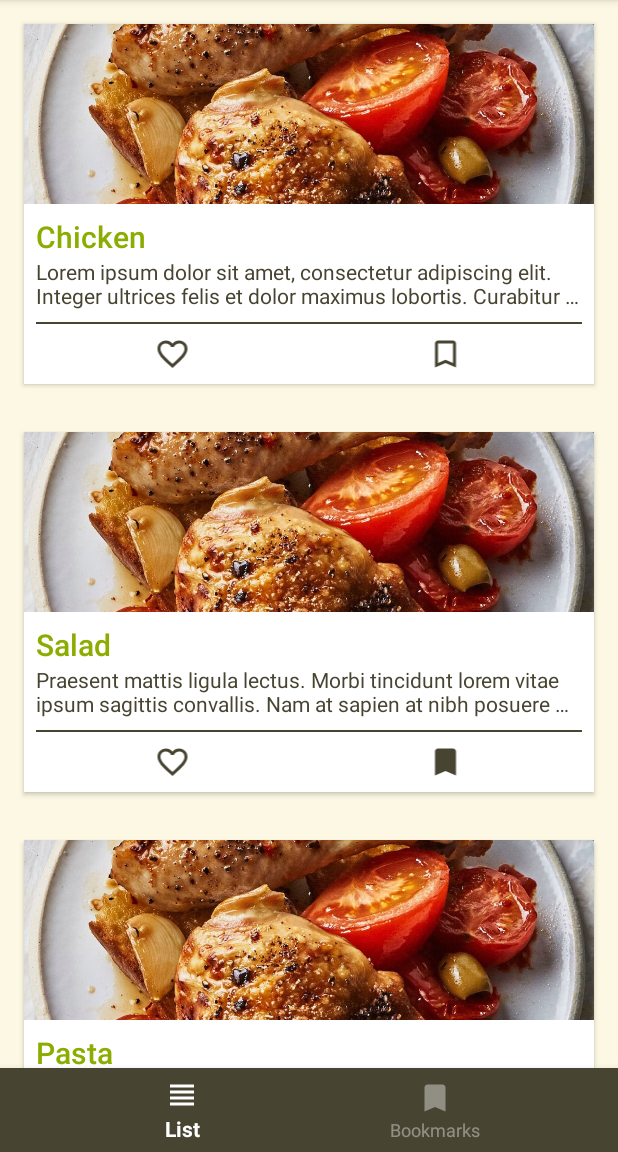
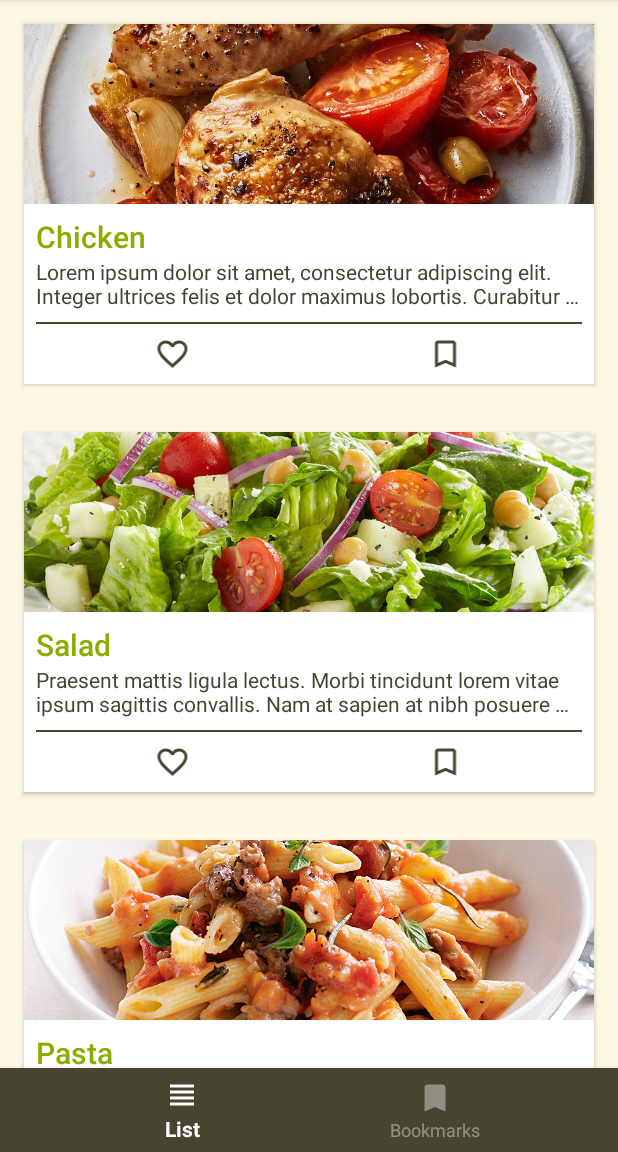
Before and after one commit to cookpad/ViewsWaiter, an Android app: the screen it shows after launch (RecipeHostActivity), on a phone screen of 412 x 824 dp, the part 84-1236 px from its top. Run offline under Robolectric (Android 15) with nearby library versions, the phone set to English and light mode, and no system bars; our stand-ins replace RxJava.

Commit message:
show different images

```diff
--- a/app/src/main/java/org/cookpad/rxbroadcaster_app_test/data/RecipeRepository.kt
+++ b/app/src/main/java/org/cookpad/rxbroadcaster_app_test/data/RecipeRepository.kt
@@ -2,18 +2,19 @@ package org.cookpad.rxbroadcaster_app_test.data
 
 import io.reactivex.Completable
 import io.reactivex.Single
+import org.cookpad.rxbroadcaster_app_test.R
 import org.cookpad.rxbroadcaster_app_test.data.models.Recipe
 
 private val recipes = mutableListOf(
         Recipe("1", "Chicken",
                 "Lorem ipsum dolor sit amet, consectetur adipiscing elit. Integer ultrices felis et dolor maximus lobortis. Curabitur et semper enim, vitae molestie purus. Etiam sed euismod massa. Donec a placerat dui, pretium posuere felis. Phasellus volutpat libero mattis neque ultrices, a molestie lectus tempor. Duis interdum nunc quis nisi volutpat, eget egestas mauris congue. Nunc pulvinar id orci at scelerisque.",
-                false, false),
+                false, false, R.drawable.chicken),
         Recipe("2", "Salad",
                 "Praesent mattis ligula lectus. Morbi tincidunt lorem vitae ipsum sagittis convallis. Nam at sapien at nibh posuere mollis ut et tortor. Cras vel tellus in massa malesuada accumsan vitae sed ex. Maecenas lobortis, sapien a eleifend fringilla, turpis mi dignissim mauris, eget aliquam ex nulla vel magna. Pellentesque in ipsum sed leo blandit egestas. Nullam eu arcu ut eros blandit interdum. Aliquam erat volutpat. In blandit fringilla dolor eu tempus.",
-                false, true),
+                false, false, R.drawable.salad),
         Recipe("3", "Pasta",
                 "Curabitur non eleifend tellus, at luctus sapien. Phasellus ut sodales dolor. Praesent consectetur elit quis odio egestas consectetur. Morbi venenatis ac justo a ullamcorper. Phasellus turpis lacus, scelerisque ut lectus eget, bibendum sagittis felis. Suspendisse potenti. Sed arcu odio, sollicitudin interdum sodales eu, eleifend non velit. Vivamus placerat dolor sit amet nisl aliquet tempus. Pellentesque sed pulvinar ante. Morbi risus odio, viverra non arcu sit amet, eleifend commodo massa.",
-                false, false)
+                false, false, R.drawable.pasta)
 )
 
 class RecipeRepository {
--- a/app/src/main/java/org/cookpad/rxbroadcaster_app_test/data/models/Recipe.kt
+++ b/app/src/main/java/org/cookpad/rxbroadcaster_app_test/data/models/Recipe.kt
@@ -5,5 +5,6 @@ data class Recipe(
         val name: String,
         val description: String,
         val liked: Boolean,
-        val bookmarked: Boolean
+        val bookmarked: Boolean,
+        val imageRes: Int
 )
--- a/app/src/main/java/org/cookpad/rxbroadcaster_app_test/detail/RecipeActivity.kt
+++ b/app/src/main/java/org/cookpad/rxbroadcaster_app_test/detail/RecipeActivity.kt
@@ -45,6 +45,7 @@ class RecipeActivity : AppCompatActivity(), RecipePresenter.View {
         recipe.apply {
             tvTitle.text = name
             tvDescription.text = description
+            ivRecipeImage.setImageResource(imageRes)
         }
     }
 
--- a/app/src/main/java/org/cookpad/rxbroadcaster_app_test/home/adapters/RecipeAdapter.kt
+++ b/app/src/main/java/org/cookpad/rxbroadcaster_app_test/home/adapters/RecipeAdapter.kt
@@ -1,6 +1,5 @@
 package org.cookpad.rxbroadcaster_app_test.home.adapters
 
-import android.media.Image
 import android.support.v4.content.ContextCompat
 import android.support.v7.widget.RecyclerView
 import android.view.LayoutInflater
@@ -45,6 +44,8 @@ class RecipeAdapter(val detailClicks: PublishSubject<Recipe>,
             }
 
             rlRoot.setOnClickListener { detailClicks.onNext(recipe) }
+
+            ivRecipeImage.setImageResource(recipe.imageRes)
         }
     }
 
--- a/app/src/main/res/layout/activity_recipe.xml
+++ b/app/src/main/res/layout/activity_recipe.xml
@@ -15,6 +15,7 @@
             >
 
         <ImageView
+                android:id="@+id/ivRecipeImage"
                 android:layout_width="match_parent"
                 android:layout_height="220dp"
                 android:scaleType="centerCrop"
--- a/app/src/main/res/layout/list_item_recipe.xml
+++ b/app/src/main/res/layout/list_item_recipe.xml
@@ -9,7 +9,7 @@
     android:elevation="2dp">
 
     <ImageView
-        android:id="@+id/imageView"
+        android:id="@+id/ivRecipeImage"
         android:layout_width="match_parent"
         android:layout_height="120dp"
         android:contentDescription="@string/app_name"
@@ -19,7 +19,7 @@
     <LinearLayout
         android:layout_width="match_parent"
         android:layout_height="wrap_content"
-        android:layout_below="@+id/imageView"
+        android:layout_below="@+id/ivRecipeImage"
         android:orientation="vertical"
         android:padding="8dp">
 
```
Also changed, not shown: app/src/main/res/drawable/pasta.jpeg (added), app/src/main/res/drawable/salad.jpg (added).
